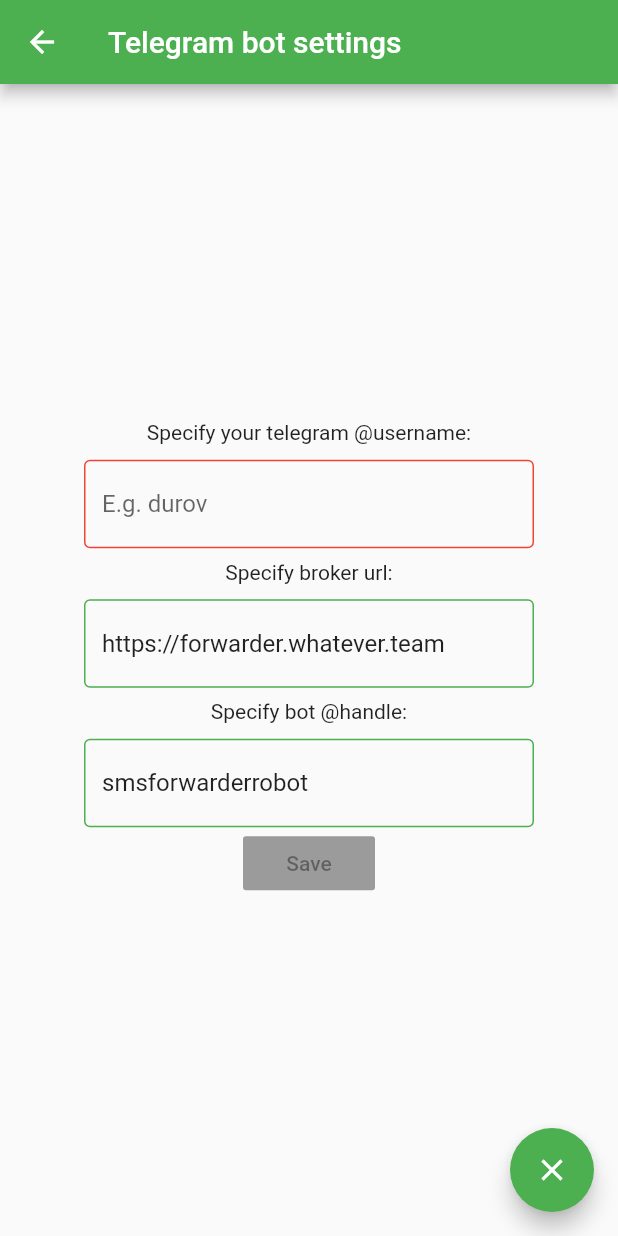
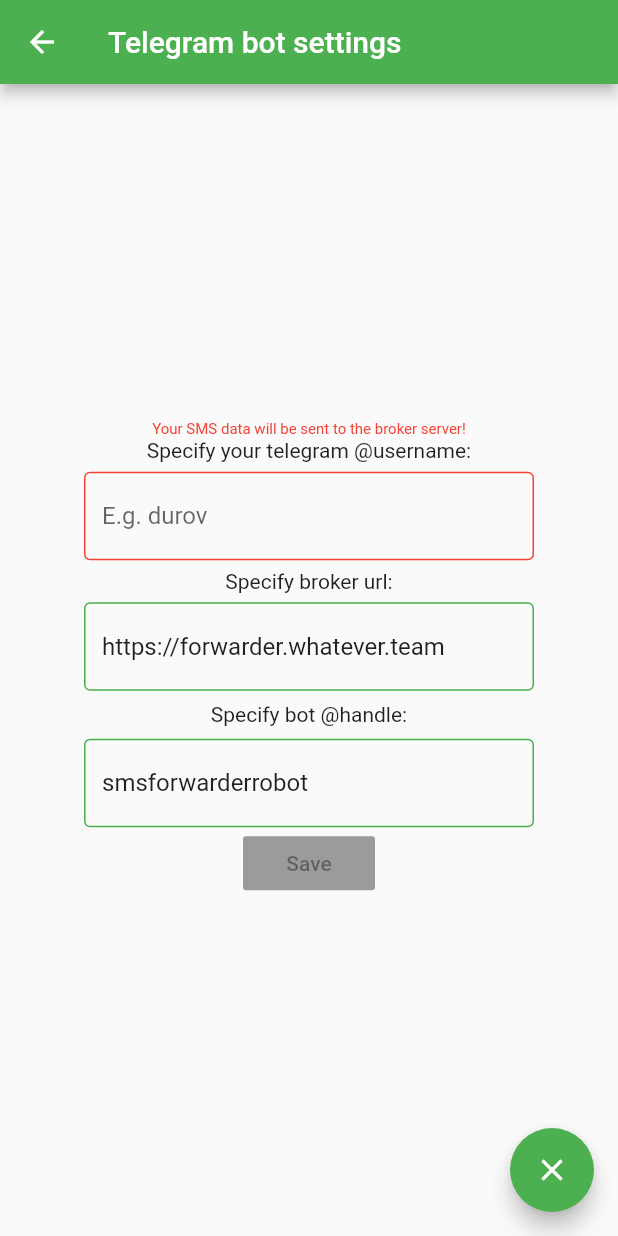
Before and after one commit to optimalstrategy/sms_forwarder_app, a Flutter app: the screen it shows after launch, after a tap on "Forwarding using deployed bot", on a phone screen of 412 x 824 dp. Run offline on Flutter 3.47's test engine with Material 2 defaults, Android fonts, the phone set to English and light mode, and no system bars; our stand-ins replace shared_preferences; missing offline and left inert: sms.

Commit message:
Added privacy alert

```diff
--- a/lib/main.dart
+++ b/lib/main.dart
@@ -606,8 +606,12 @@ class _DeployedTelegramBotForwarderScreen
             child: Column(
               mainAxisAlignment: MainAxisAlignment.center,
               children: <Widget>[
+                Text(
+                    "Your SMS data will be sent to the broker server!",
+                    style: TextStyle(color: Colors.red, fontSize: 10)
+                ),
                 Text("Specify your telegram @username:"),
-                Padding(padding: EdgeInsets.symmetric(vertical: 5)),
+                Padding(padding: EdgeInsets.symmetric(vertical: 3)),
                 Container(
                   width: 300,
                   child: TextField(
@@ -615,9 +619,9 @@ class _DeployedTelegramBotForwarderScreen
                     controller: _tgHandleController,
                   ),
                 ),
-                Padding(padding: EdgeInsets.symmetric(vertical: 4)),
+                Padding(padding: EdgeInsets.symmetric(vertical: 3)),
                 Text("Specify broker url:"),
-                Padding(padding: EdgeInsets.symmetric(vertical: 5)),
+                Padding(padding: EdgeInsets.symmetric(vertical: 3)),
                 Container(
                   width: 300,
                   child: TextField(
@@ -627,7 +631,7 @@ class _DeployedTelegramBotForwarderScreen
                 ),
                 Padding(padding: EdgeInsets.symmetric(vertical: 4)),
                 Text("Specify bot @handle:"),
-                Padding(padding: EdgeInsets.symmetric(vertical: 5)),
+                Padding(padding: EdgeInsets.symmetric(vertical: 4)),
                 Container(
                   width: 300,
                   child: TextField(
```
Also changed, not shown: 1 other file.
